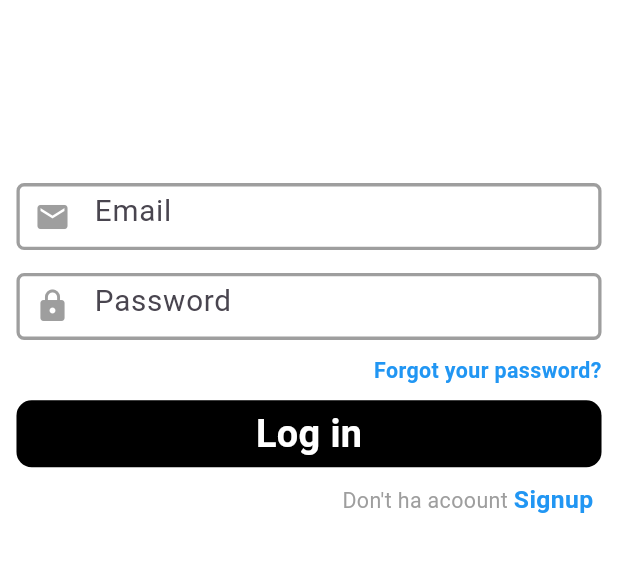
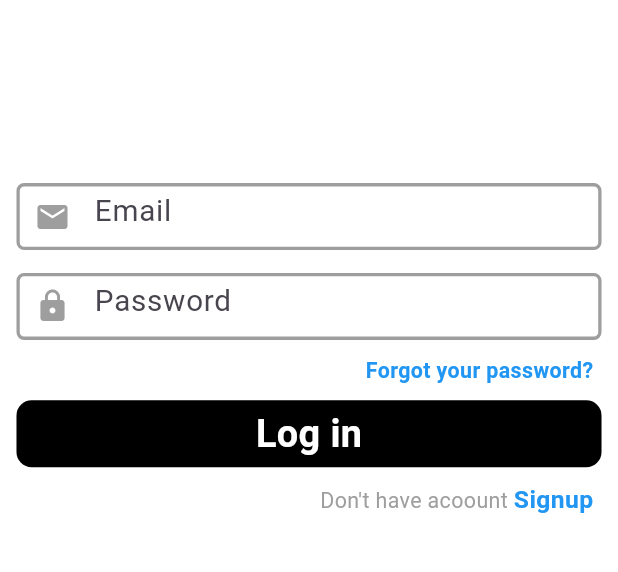
Before and after one commit to makrem7/Instagram-clone, a Flutter app: the screen it shows after launch, on a phone screen of 412 x 824 dp, the part 314-886 px from its top. Run offline on Flutter 3.47's test engine with Material 3 defaults, Android fonts, the phone set to English and light mode, and no system bars; our stand-ins replace flutter_screenutil.

Commit message:
finished the login view

```diff
--- a/lib/screens/login_screen.dart
+++ b/lib/screens/login_screen.dart
@@ -46,12 +46,28 @@ class _LoginScreenState extends State<LoginScreen> {
               SizedBox(height: 10.h),
               const Login(),
               SizedBox(height: 10.h),
-              Padding(
+              const Have(),
+            ],
+          ),
+        ),
+      ),
+    );
+  }
+}
+
+class Have extends StatelessWidget {
+  const Have({
+    super.key,
+  });
+
+  @override
+  Widget build(BuildContext context) {
+    return Padding(
       padding: EdgeInsets.symmetric(horizontal: 15.w),
       child: Row(
         mainAxisAlignment: MainAxisAlignment.end,
         children: [
-                    Text("Don't ha acoount ",
+          Text("Don't have acoount ",
               style: TextStyle(fontSize: 13.sp, color: Colors.grey)),
           Text("Signup",
               style: TextStyle(
@@ -59,11 +75,6 @@ class _LoginScreenState extends State<LoginScreen> {
                   color: Colors.blue,
                   fontWeight: FontWeight.bold)),
         ],
-                ),
-              ),
-            ],
-          ),
-        ),
       ),
     );
   }
@@ -106,7 +117,7 @@ class Forgot extends StatelessWidget {
   @override
   Widget build(BuildContext context) {
     return Padding(
-      padding: EdgeInsets.symmetric(horizontal: 10.w),
+      padding: EdgeInsets.symmetric(horizontal: 15.w),
       child: Text(
         "Forgot your password?",
         style: TextStyle(
```
Lines whose indentation alone changed are shown as unchanged.
